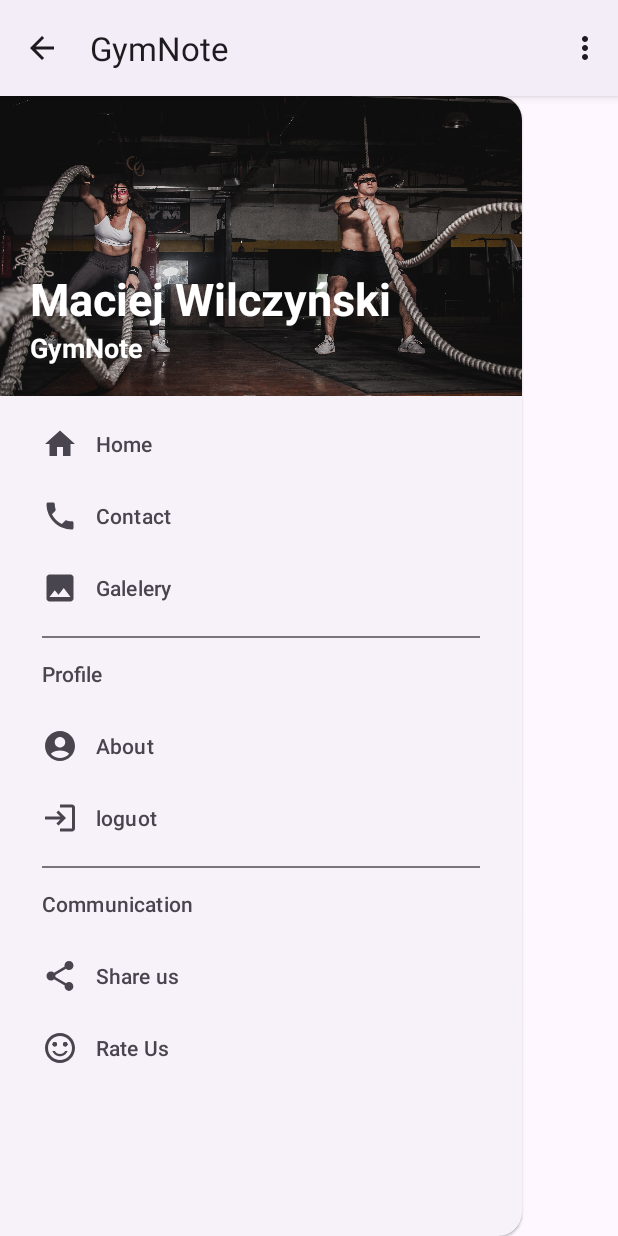
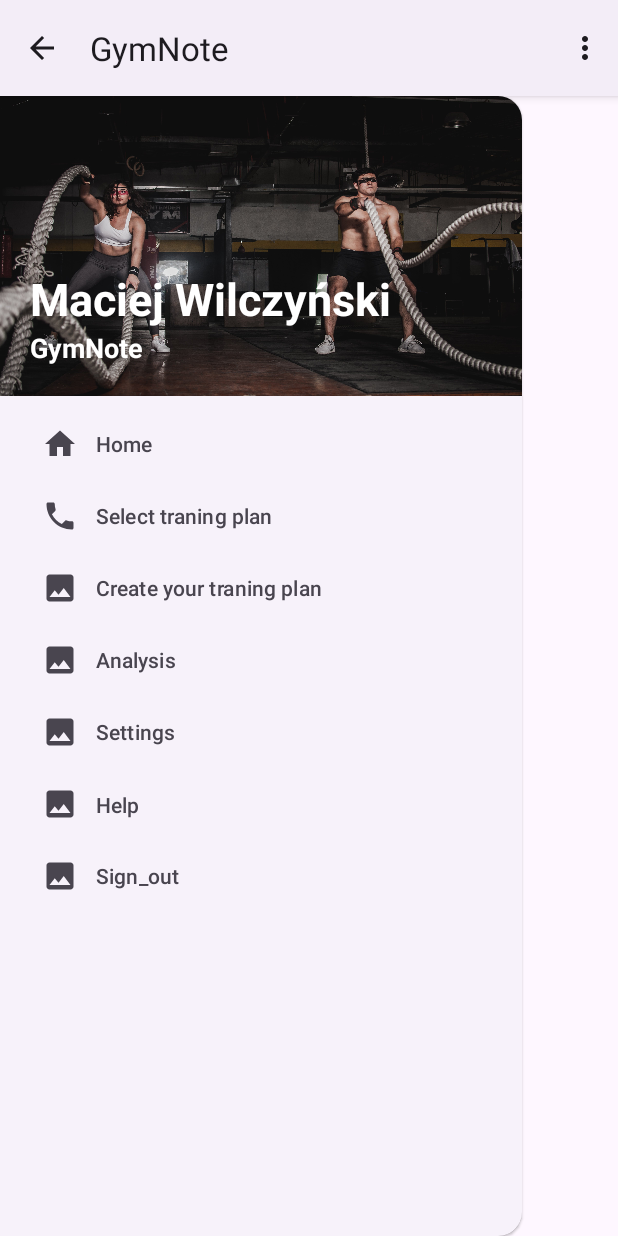
Before and after one commit to 0MrZero0/GymNote, an Android app: the screen it shows after launch once a user with an empty profile is signed in (MainActivity), with the side drawer open, on a phone screen of 412 x 824 dp. Run offline under Robolectric (Android 15) with nearby library versions, the phone set to English and light mode, and no system bars; our stand-ins replace Firebase (no records; nobody signed in at launch, a user with empty details on screens opened directly).

Commit message:
A new activity named create_traning_plan has been created, which will have the user create a new training plan
In addition, the values in the main_menu were changed

```diff
--- a/app/build.gradle
+++ b/app/build.gradle
@@ -37,6 +37,9 @@ android {
         exclude 'META-INF/**'
 
     }
+    buildFeatures {
+        viewBinding true
+    }
 }
 
 dependencies {
--- a/app/src/main/res/menu/main_menu.xml
+++ b/app/src/main/res/menu/main_menu.xml
@@ -10,48 +10,36 @@
             android:icon="@drawable/baseline_home_24"
             app:showAsAction="never"/>
         <item
-            android:id="@+id/contact"
-            android:title="@string/contact"
+            android:id="@+id/select_plan"
+            android:title="@string/select_plan"
             android:icon="@drawable/baseline_local_phone_24"
             app:showAsAction="never"/>
         <item
-            android:id="@+id/gallery"
-            android:title="@string/galelery"
+            android:id="@+id/create_plan"
+            android:title="@string/create_plan"
             android:icon="@drawable/baseline_image_24"
             app:showAsAction="never"/>
-    </group>
-    <item android:title="@string/profile">
-        <menu>
-            <group android:checkableBehavior="single" >
         <item
-                    android:id="@+id/about"
-                    android:title="@string/about"
-                    android:icon="@drawable/baseline_account_circle_24"
+            android:id="@+id/analysis"
+            android:title="@string/analysis"
+            android:icon="@drawable/baseline_image_24"
             app:showAsAction="never"/>
         <item
-                    android:id="@+id/logout"
-                    android:title="@string/loguot"
-                    android:icon="@drawable/baseline_login_24"
-                    app:showAsAction="never"/>
-            </group>
-        </menu>
-    </item>
-    <item android:title="@string/communication">
-        <menu>
-            <group android:checkableBehavior="single">
-                <item
-                    android:id="@+id/share"
-                    android:title="@string/share_us"
-                    android:icon="@drawable/baseline_share_24"
+            android:id="@+id/settings"
+            android:title="@string/settings"
+            android:icon="@drawable/baseline_image_24"
             app:showAsAction="never"/>
         <item
-                    android:id="@+id/rate_us"
-                    android:title="@string/rate_us"
-                    android:icon="@drawable/baseline_sentiment_satisfied_alt_24"
+            android:id="@+id/help"
+            android:title="@string/help"
+            android:icon="@drawable/baseline_image_24"
             app:showAsAction="never"/>
+        <item
+            android:id="@+id/sign_out"
+            android:title="@string/sign_out"
+            android:icon="@drawable/baseline_image_24"
+            app:showAsAction="never"/>
+
     </group>
-        </menu>
-    </item>
-
 
 </menu>
--- /dev/null
+++ b/app/src/main/res/values-land/dimens.xml
@@ -0,0 +1,4 @@
+<resources>
+    <dimen name="fab_margin">48dp</dimen>
+    <dimen name="text_margin">48dp</dimen>
+</resources>
--- a/app/src/main/res/values/strings.xml
+++ b/app/src/main/res/values/strings.xml
@@ -6,17 +6,20 @@
     <string name="register">Register</string>
     <string name="click_to_login">click_to_login</string>
     <string name="click_to_register">click_to_register</string>
-    <string name="loguot">loguot</string>
-    <string name="open" > Open Navigation Drawer </string>
-    <string name="close" > Open Navigation Drawer </string>
-    <string name="about">About</string>
-    <string name="share">Share</string>
-    <string name="communication">Communication</string>
-    <string name="galelery">Galelery</string>
-    <string name="profile">Profile</string>
-    <string name="contact">Contact</string>
+    <string name="logout">logout</string>
+    <string name="open"> Open Navigation Drawer </string>
+    <string name="close"> Open Navigation Drawer </string>
     <string name="home">Home</string>
-    <string name="share_us">Share us</string>
-    <string name="rate_us">Rate Us</string>
     <string name="login_pic" />
+    <string name="help">Help\n</string>
+    <string name="create_traning_plan">Create traning plan</string>
+    <string name="training_plan">Traning plan</string>
+    <string name="select_plan">Select traning plan</string>
+    <string name="create_plan">Create your traning plan</string>
+    <string name="analysis">Analysis</string>
+    <string name="settings">Settings</string>
+    <string name="sign_out">Sign_out</string>
+    <string name="add">Add exercise</string>
+    <string name="back">back to menu</string>
+
 </resources>
--- a/app/src/main/res/values/themes.xml
+++ b/app/src/main/res/values/themes.xml
@@ -7,4 +7,10 @@
     </style>
 
     <style name="Theme.GymNote" parent="Base.Theme.GymNote" />
+    <style name="NoActionBar">
+        <item name="windowActionBar">false</item>
+        <item name="windowNoTitle">true</item>
+    </style>
+    <style name="AppBarOverlay" parent="ThemeOverlay.AppCompat.Dark.ActionBar" />
+    <style name="PopupOverlay" parent="ThemeOverlay.AppCompat.Light" />
 </resources>
```
Also changed, not shown: app/src/main/AndroidManifest.xml (+11 -7 lines), app/src/main/java/Maciej/Wilczynski/gymnote/Create_traning_plan.java (added, +71 -0 lines), app/src/main/java/Maciej/Wilczynski/gymnote/MainActivity.java (+16 -13 lines), app/src/main/java/Maciej/Wilczynski/gymnote/Select_traning_plan.java (added, +14 -0 lines), app/src/main/res/layout/activity_create_traning_plan.xml (added, +13 -0 lines), app/src/main/res/layout/activity_select_traning_plan.xml (added, +18 -0 lines), app/src/main/res/layout/alert_add_exercise.xml (added, +27 -0 lines). Lines whose indentation alone changed are shown as unchanged.
